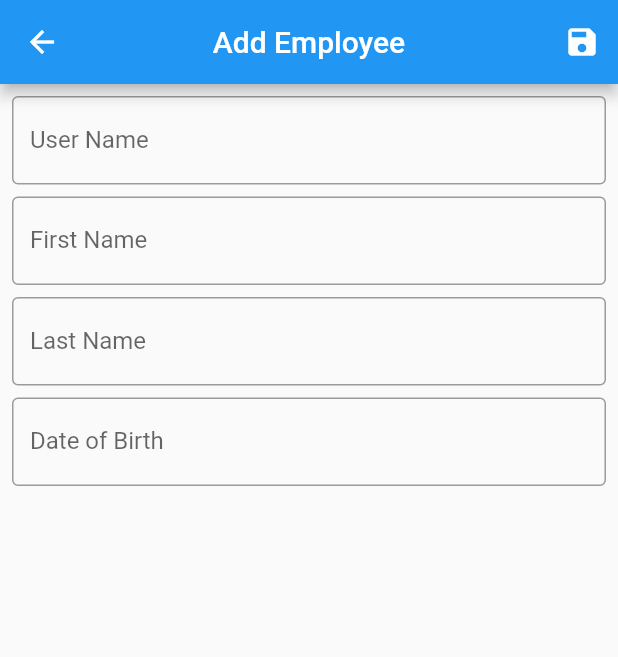
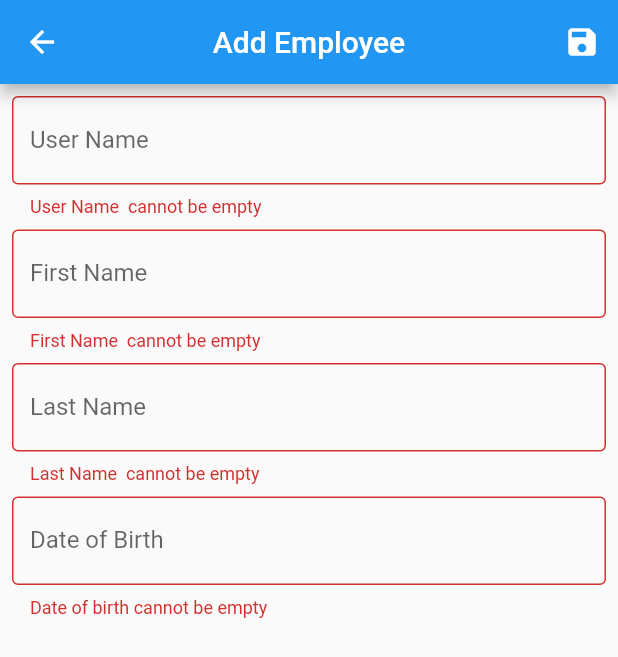
Before and after one commit to AUNG533/Flutter_SQLite, a Flutter app: the AddEmployeeScreen screen opened by its route, after a tap on the "save" icon, on a phone screen of 412 x 824 dp. Shown: the top 657 px of the screen. Run offline on Flutter 3.47's test engine with Material 2 defaults, Android fonts, the phone set to English and light mode, and no system bars; our stand-ins replace drift; accounts and stored records are empty; generated files the repository leaves out were written again.

```diff
--- a/lib/screen/add_employee_screen.dart
+++ b/lib/screen/add_employee_screen.dart
@@ -13,6 +13,7 @@ class AddEmployeeScreen extends StatefulWidget {
 }
 
 class _AddEmployeeScreenState extends State<AddEmployeeScreen> {
+  final _formKey = GlobalKey<FormState>();
   late AppDb _db;
   final TextEditingController _userNameController = TextEditingController();
   final TextEditingController _firstNameController = TextEditingController();
@@ -55,6 +56,9 @@ class _AddEmployeeScreenState extends State<AddEmployeeScreen> {
         padding: const EdgeInsets.all(8.0),
         child: Column(
           children: [
+            Form(
+              key: _formKey,
+              child: Column(children: [
                 CustomTextFormField(
                     controller: _userNameController, txtLabel: 'User Name'),
                 const SizedBox(height: 8.0),
@@ -70,6 +74,9 @@ class _AddEmployeeScreenState extends State<AddEmployeeScreen> {
                   callback: () {
                     pickDateOfBirth(context);
                   },
+                ),
+              ],
+              ),
             ),
           ],
         ),
@@ -107,12 +114,16 @@ class _AddEmployeeScreenState extends State<AddEmployeeScreen> {
   }
 
   void addEmployee() {
+    final isValid = _formKey.currentState?.validate();
+
+    if (isValid != null && isValid) {
       final entity = EmployeeCompanion(
         userName: drift.Value(_userNameController.text),
         firstName: drift.Value(_firstNameController.text),
         lastName: drift.Value(_lastNameController.text),
         dateOfBirth: drift.Value(_dateOfBirth!),
       );
+
       _db.insertEmployee(entity).then(
             (value) => ScaffoldMessenger.of(context).showMaterialBanner(
           MaterialBanner(
@@ -136,3 +147,4 @@ class _AddEmployeeScreenState extends State<AddEmployeeScreen> {
       );
     }
   }
+}
```
Also changed, not shown: lib/screen/edit_employee_screen.dart (+11 -0 lines). Lines whose indentation alone changed are shown as unchanged.
